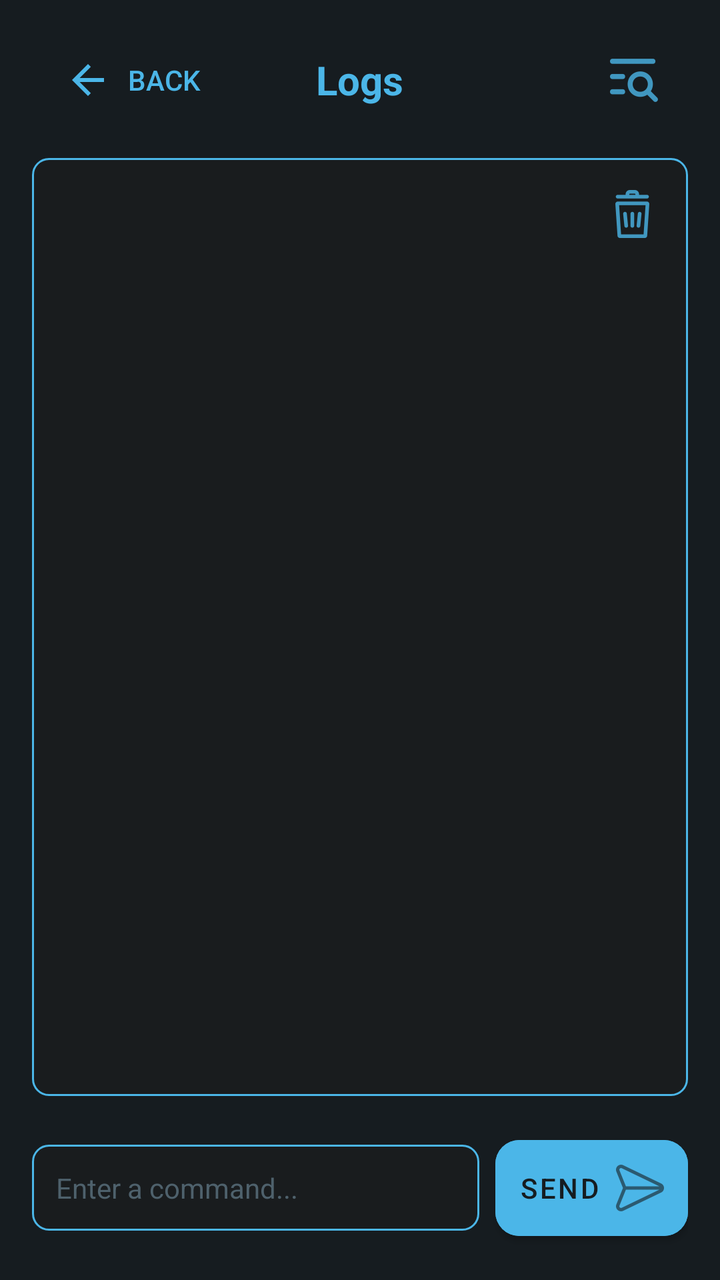
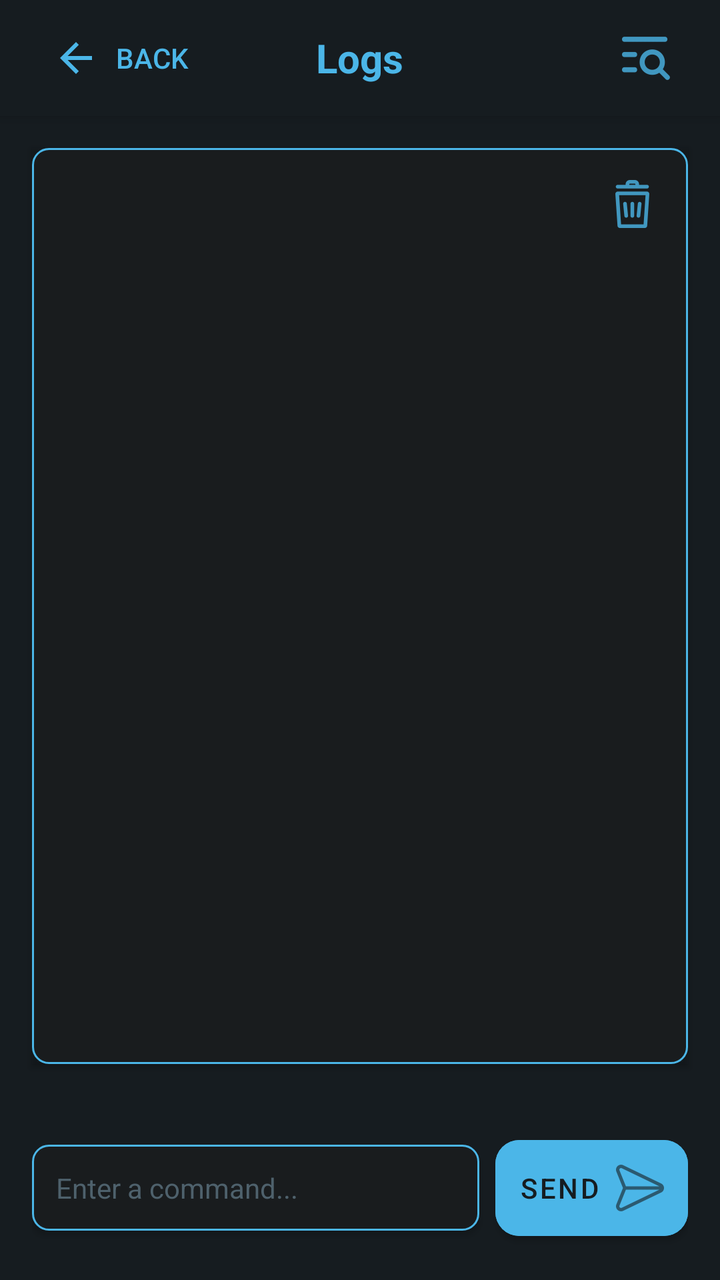

Before-and-after screenshots of an Android layout around one commit, followed by the original layout XML and the change that was made.
<!-- AndroidManifest.xml: activity theme Theme.Nsline22 -->
<!-- res/layout/activity_log.xml -->
<?xml version="1.0" encoding="utf-8"?>
<LinearLayout xmlns:android="http://schemas.android.com/apk/res/android"
    xmlns:app="http://schemas.android.com/apk/res-auto"
    android:layout_width="match_parent"
    android:layout_height="match_parent"
    android:orientation="vertical"
    android:background="@color/background_dark"
    android:padding="16dp">

    

    <RelativeLayout
        android:layout_width="match_parent"
        android:layout_height="wrap_content"
        android:layout_marginBottom="15dp">

        
        <Button
            android:id="@+id/backButton"
            style="@style/Widget.AppCompat.Button.Borderless"
            android:layout_width="wrap_content"
            android:layout_height="wrap_content"
            android:text="Back"
            android:textColor="?attr/colorPrimary"
            android:drawableLeft="@drawable/ic_arrow_backward"
            android:layout_alignParentStart="true"
            android:layout_centerVertical="true" />

        
        <TextView
            android:id="@+id/headerText"
            android:layout_width="wrap_content"
            android:layout_height="wrap_content"
            android:text="Logs"
            android:textColor="@color/material_dynamic_primary70"
            android:textSize="20sp"
            android:textStyle="bold"
            android:layout_centerInParent="true" />

        <ImageView
            android:layout_width="wrap_content"
            android:layout_height="wrap_content"
            android:src="@drawable/ic_visibility_off"
            android:layout_alignParentEnd="true"
            android:layout_marginBottom="5dp"
            android:layout_centerInParent="true"
            android:layout_marginEnd="15dp"
            android:tint="?attr/colorPrimary" />

    </RelativeLayout>

    
    <RelativeLayout
        android:layout_width="match_parent"
        android:layout_height="0dp"
        android:layout_weight="1"
        android:background="@drawable/output_background">

        
        <ScrollView
            android:id="@+id/logScrollView"
            android:layout_width="match_parent"
            android:layout_height="match_parent"
            android:scrollbars="vertical"
            android:fadeScrollbars="false"
            android:overScrollMode="always"
            android:scrollbarStyle="insideOverlay">

            
            <TextView
                android:id="@+id/outputTextView"
                android:layout_width="match_parent"
                android:layout_height="wrap_content"
                android:padding="14dp"
                android:textColor="@color/material_dynamic_primary60"
                android:textSize="14sp"
                android:text=""
                android:gravity="start|top"
                android:singleLine="false"
                android:maxLines="1000"
                android:ellipsize="none"
                android:fontFamily="monospace"
                android:typeface="monospace" />

        </ScrollView>

        
        <ImageButton
            android:id="@+id/clearLogsButton"
            android:layout_width="40dp"
            android:layout_height="40dp"
            android:layout_alignParentTop="true"
            android:layout_alignParentEnd="true"
            android:layout_margin="8dp"
            android:background="@null"
            android:contentDescription="Clear logs"
            android:scaleType="centerInside"
            android:tint="?attr/colorPrimary"
            android:src="@drawable/ic_clear" />

    </RelativeLayout>

    
    <LinearLayout
        android:layout_width="match_parent"
        android:layout_height="wrap_content"
        android:orientation="horizontal"
        android:gravity="center_vertical"
        android:layout_marginTop="16dp">

        <EditText
            android:id="@+id/commandEditText"
            android:layout_width="0dp"
            android:layout_height="wrap_content"
            android:layout_weight="1"
            android:hint="Enter a command..."
            android:imeOptions="actionDone"
            android:inputType="text"
            android:focusable="true"
            android:focusableInTouchMode="true"
            android:clickable="true"
            android:background="@drawable/edittext_background"
            android:textColor="?attr/colorPrimary"
            android:textColorHint="@color/edittexthint_color"
            android:padding="12dp"
            android:layout_marginEnd="8dp" />

        <Button
            android:id="@+id/buttonSend"
            android:layout_width="wrap_content"
            android:layout_height="wrap_content"
            android:text="Send"
            android:backgroundTint="?attr/colorPrimary"
            android:textColor="@color/material_dynamic_neutral_variant10"
            android:padding="12dp"
            app:cornerRadius="12dp"
            android:drawableRight="@drawable/send"
            android:drawableTint="@color/material_dynamic_neutral_variant10"/>

    </LinearLayout>

</LinearLayout>
<!-- resources referenced by this layout -->
<resources>
  <color name="background_dark">@color/material_dynamic_neutral_variant10</color>
  <color name="edittexthint_color">@color/material_dynamic_secondary60</color>
  <color name="material_dynamic_neutral_variant10">#1C1B1F</color>
  <color name="material_dynamic_primary60">#9A82DB</color>
  <color name="material_dynamic_primary70">#B69DF8</color>
  <!-- drawable edittext_background (drawable) -->
  <shape xmlns:android="http://schemas.android.com/apk/res/android">
      <solid android:color="@color/material_dynamic_neutral10"/>
      <stroke android:width="1dp" android:color="?attr/colorPrimary"/>
      <corners android:radius="8dp"/>
  </shape>
  <!-- drawable ic_arrow_backward (drawable) -->
  <vector xmlns:android="http://schemas.android.com/apk/res/android"
      android:width="24dp"
      android:height="24dp"
      android:viewportWidth="24"
      android:viewportHeight="24"
      android:tint="?attr/colorPrimary">
      <path
          android:fillColor="@android:color/white"
          android:pathData="M12,20l1.41,-1.41L7.83,13H20v-2H7.83l5.58,-5.59L12,4l-8,8z"/>
  </vector>
  <!-- drawable ic_clear: png bitmap (drawable-hdpi, 813 bytes) -->
  <!-- drawable ic_visibility_off: png bitmap (drawable-hdpi, 684 bytes) -->
  <!-- drawable output_background (drawable) -->
  <shape xmlns:android="http://schemas.android.com/apk/res/android">
      <solid android:color="@color/material_dynamic_neutral10" />
      <stroke android:width="1dp" android:color="?attr/colorPrimary" />
      <corners android:radius="8dp" />
  </shape>
  <!-- drawable send: png bitmap (drawable-hdpi, 734 bytes) -->
  <style name="Theme.Nsline22" parent="Theme.MaterialComponents.DayNight.NoActionBar">
          <item name="android:windowBackground">@color/material_dynamic_neutral_variant10</item>
          <item name="colorPrimary">@color/material_dynamic_primary70</item>
          <item name="editTextStyle">@style/EditTextStyle</item>
          <item name="android:statusBarColor">@color/material_dynamic_neutral_variant10</item>
          <item name="android:navigationBarColor">@color/material_dynamic_neutral_variant10</item>
      </style>
  <color name="material_dynamic_secondary60">#9A8D9E</color>
  <color name="material_dynamic_neutral10">#1C1B1F</color>
  <style name="EditTextStyle" parent="Widget.MaterialComponents.TextInputLayout.OutlinedBox">
          <item name="boxStrokeColor">@color/material_dynamic_primary70</item>
          <item name="android:textColorHint">@color/material_dynamic_primary70</item>
          <item name="android:textColor">@color/white</item>
          <item name="android:paddingStart">12dp</item>
          <item name="android:paddingEnd">12dp</item>
          <item name="android:paddingTop">8dp</item>
          <item name="android:paddingBottom">8dp</item>
      </style>
  <color name="white">#FFFFFFFF</color>
</resources>

<!-- the commit's change to res/layout/activity_log.xml (unified diff, before → after) -->
@@ -4,15 +4,18 @@
     android:layout_width="match_parent"
     android:layout_height="match_parent"
     android:orientation="vertical"
-    android:background="@color/background_dark"
-    android:padding="16dp">
+    android:background="@color/background_dark">
 
     
-
     <RelativeLayout
         android:layout_width="match_parent"
         android:layout_height="wrap_content"
-        android:layout_marginBottom="15dp">
+        android:padding="5dp"
+        android:elevation="4dp"
+        android:background="@color/background_dark"
+        android:outlineProvider="bounds"
+        android:paddingEnd="10dp"
+        android:paddingStart="10dp">
 
         
         <Button
@@ -54,7 +57,10 @@
         android:layout_width="match_parent"
         android:layout_height="0dp"
         android:layout_weight="1"
-        android:background="@drawable/output_background">
+        android:layout_margin="16dp"
+        android:background="@drawable/output_background"
+        android:elevation="2dp"
+        android:outlineProvider="bounds">
 
         
         <ScrollView
@@ -106,7 +112,8 @@
         android:layout_height="wrap_content"
         android:orientation="horizontal"
         android:gravity="center_vertical"
-        android:layout_marginTop="16dp">
+        android:padding="16dp"
+        android:paddingTop="0dp">
 
         <EditText
             android:id="@+id/commandEditText"
@@ -123,7 +130,8 @@
             android:textColor="?attr/colorPrimary"
             android:textColorHint="@color/edittexthint_color"
             android:padding="12dp"
-            android:layout_marginEnd="8dp" />
+            android:layout_marginEnd="8dp"
+            android:elevation="2dp" />
 
         <Button
             android:id="@+id/buttonSend"
@@ -135,7 +143,8 @@
             android:padding="12dp"
             app:cornerRadius="12dp"
             android:drawableRight="@drawable/send"
-            android:drawableTint="@color/material_dynamic_neutral_variant10"/>
+            android:drawableTint="@color/material_dynamic_neutral_variant10"
+            android:elevation="2dp"/>
 
     </LinearLayout>
 
